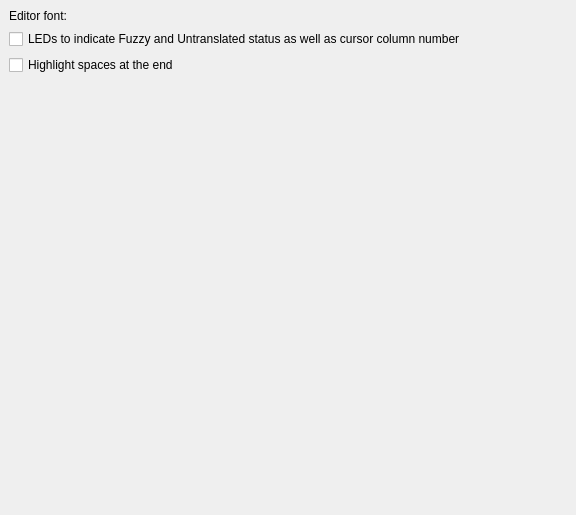
First picture: the form in src/prefs/prefs_appearance.ui, repository KDE/lokalize, before the edit.
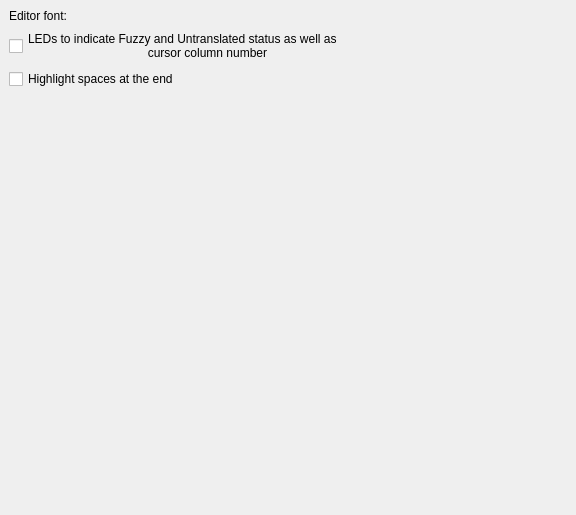
Second picture: the form after the edit. Custom widgets are drawn as their Qt base class.

The edit to the form file:
```diff
--- a/src/prefs/prefs_appearance.ui
+++ b/src/prefs/prefs_appearance.ui
@@ -57,7 +57,8 @@
         <string>If checked, LEDS will be shown to display the message status: Fuzzy, Untranslated or Error. If unchecked, no LEDs will be displayed.</string>
        </property>
        <property name="text">
-        <string>LEDs to indicate Fuzzy and Untranslated status as well as cursor column number</string>
+                                <string>LEDs to indicate Fuzzy and Untranslated status as well as
+                                    cursor column number</string>
        </property>
       </widget>
      </item>
```
Left out of the diff: 15 changed lines with no effect on the pictures. Lines whose indentation alone changed are shown as unchanged.
